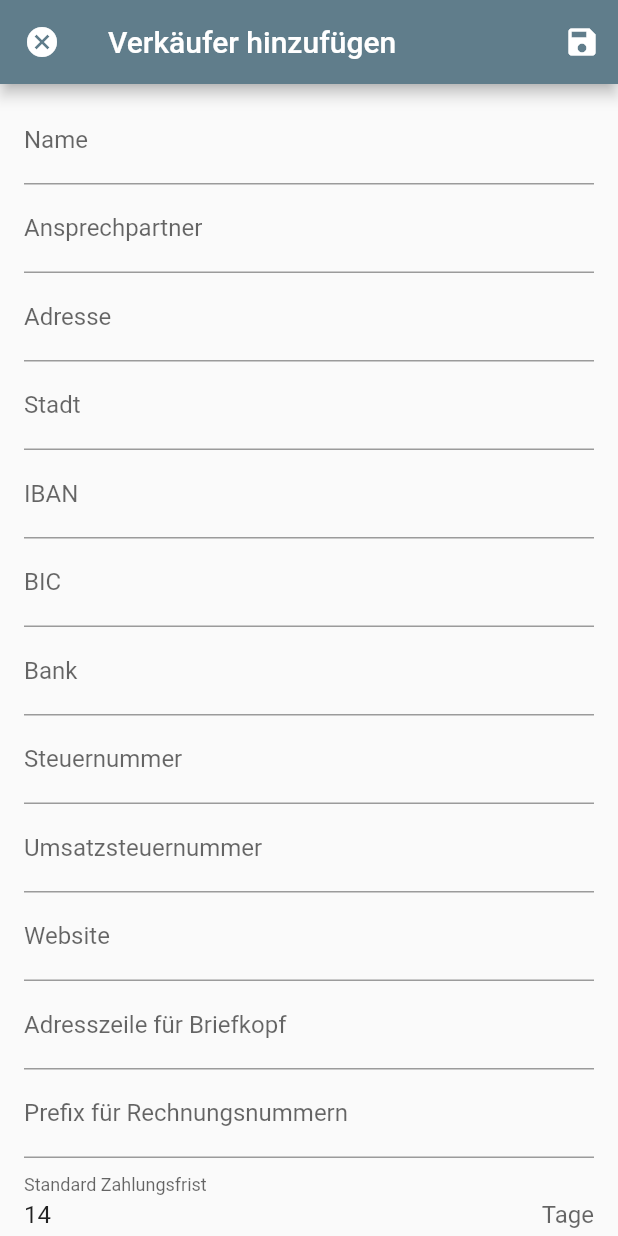
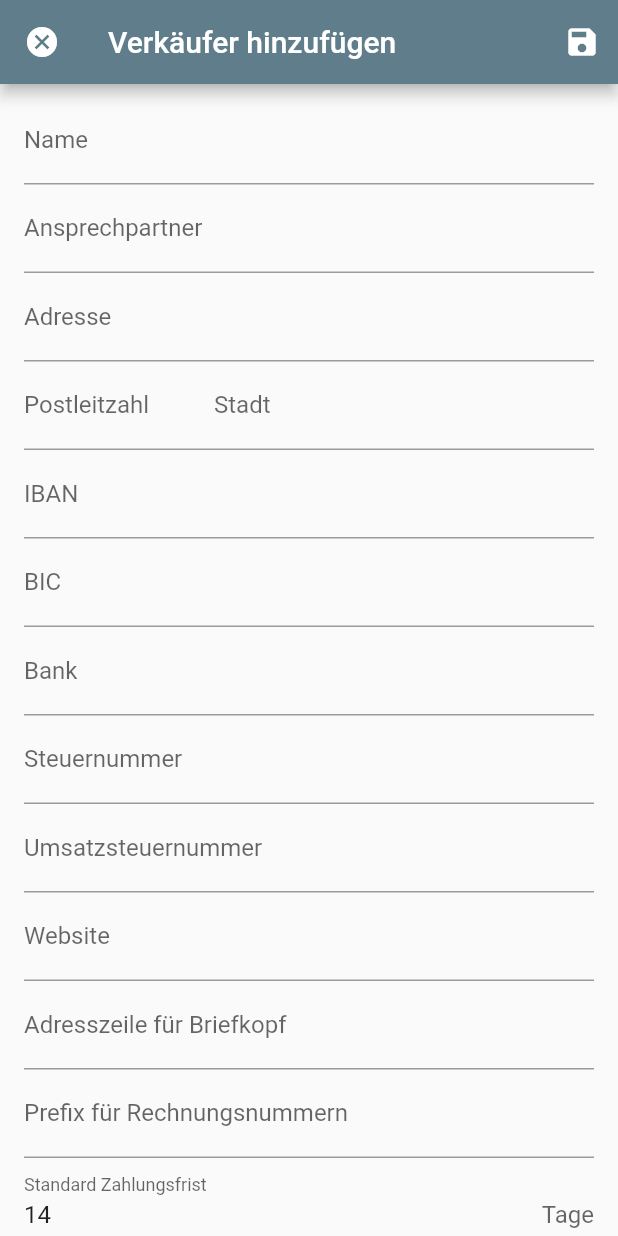
Before and after one commit to leontappe/bitter, a Flutter app: the VendorsPage screen opened by its route, after a tap on the "add" icon, on a phone screen of 412 x 824 dp. Run offline on Flutter 3.47's test engine with Material 2 defaults, Android fonts, the phone set to English and light mode, and no system bars; our stand-ins replace bloc, flutter_bloc, package_info, pdf; missing offline and left inert: file_chooser, mysql1; accounts and stored records are empty; statements that could not run were skipped.

Commit message:
add dedicated zip code to vendor adn improve from
Closes #28

```diff
--- a/lib/src/drafts/pdf_generator.dart
+++ b/lib/src/drafts/pdf_generator.dart
@@ -322,7 +322,8 @@ class PdfGenerator {
                   style: TextStyle(fontSize: fontSize, font: ttfSans, color: color)),
               Text(vendor.address,
                   style: TextStyle(fontSize: fontSize, font: ttfSans, color: color)),
-              Text(vendor.city, style: TextStyle(fontSize: fontSize, font: ttfSans, color: color)),
+              Text('${vendor.zipCode} ${vendor.city}',
+                  style: TextStyle(fontSize: fontSize, font: ttfSans, color: color)),
             ],
           ),
           Column(
--- a/lib/src/models/vendor.dart
+++ b/lib/src/models/vendor.dart
@@ -7,6 +7,7 @@ class Vendor {
   String name;
   String contact;
   String address;
+  int zipCode;
   String city;
   String iban;
   String bic;
@@ -30,6 +31,7 @@ class Vendor {
     @required this.name,
     @required this.contact,
     @required this.address,
+    @required this.zipCode,
     @required this.city,
     @required this.iban,
     @required this.bic,
@@ -49,6 +51,7 @@ class Vendor {
         name: null,
         contact: null,
         address: null,
+        zipCode: null,
         city: null,
         iban: null,
         bic: null,
@@ -64,6 +67,7 @@ class Vendor {
         name: map['name'].toString(),
         contact: map['contact'].toString(),
         address: map['address'].toString(),
+        zipCode: int.parse(map['zip_code'].toString()),
         city: map['city'].toString(),
         iban: map['iban'].toString(),
         bic: map['bic'].toString(),
@@ -85,6 +89,7 @@ class Vendor {
         'name': name,
         'contact': contact,
         'address': address,
+        'zip_code': zipCode,
         'city': city,
         'iban': iban,
         'bic': bic,
--- a/lib/src/repositories/vendor_repository.dart
+++ b/lib/src/repositories/vendor_repository.dart
@@ -55,7 +55,8 @@ class VendorRepository<T extends DatabaseProvider> {
         'name',
         'contact',
         'address',
-        'city',
+        'zip_code'
+            'city',
         'iban',
         'bic',
         'bank',
@@ -74,6 +75,7 @@ class VendorRepository<T extends DatabaseProvider> {
         'TEXT',
         'TEXT',
         'TEXT',
+        'INTEGER',
         'TEXT',
         'TEXT',
         'TEXT',
@@ -100,6 +102,7 @@ class VendorRepository<T extends DatabaseProvider> {
         false,
         false,
         false,
+        false,
         true,
         false,
         false,
--- a/lib/src/settings/vendors/vendor_page.dart
+++ b/lib/src/settings/vendors/vendor_page.dart
@@ -104,7 +104,30 @@ class _VendorPageState extends State<VendorPage> {
                         dirty = true;
                       },
                     ),
-                    TextFormField(
+                    Row(
+                      mainAxisSize: MainAxisSize.max,
+                      crossAxisAlignment: CrossAxisAlignment.center,
+                      children: [
+                        Expanded(
+                          flex: 1,
+                          child: TextFormField(
+                            expands: false,
+                            initialValue: newVendor.zipCode?.toString() ?? '',
+                            maxLines: 1,
+                            decoration: InputDecoration(labelText: 'Postleitzahl'),
+                            keyboardType: TextInputType.numberWithOptions(),
+                            validator: (input) => input.isEmpty ? 'Pflichtfeld' : null,
+                            onChanged: (String input) {
+                              newVendor.zipCode = int.parse(input);
+                              _formKey.currentState.validate();
+                              dirty = true;
+                            },
+                          ),
+                        ),
+                        Expanded(
+                          flex: 2,
+                          child: TextFormField(
+                            expands: false,
                             initialValue: newVendor.city,
                             maxLines: 1,
                             decoration: InputDecoration(labelText: 'Stadt'),
@@ -114,6 +137,9 @@ class _VendorPageState extends State<VendorPage> {
                               _formKey.currentState.validate();
                               dirty = true;
                             },
+                          ),
+                        ),
+                      ],
                     ),
                     TextFormField(
                       initialValue: newVendor.iban,
@@ -243,7 +269,8 @@ class _VendorPageState extends State<VendorPage> {
                     TextFormField(
                       initialValue: newVendor.userMessageLabel,
                       maxLines: 1,
-                      decoration: InputDecoration(labelText: 'Label für benutzerdefinierten Rechnungskommentar'),
+                      decoration: InputDecoration(
+                          labelText: 'Label für benutzerdefinierten Rechnungskommentar'),
                       onChanged: (String input) {
                         newVendor.userMessageLabel = input;
                         dirty = true;
--- a/lib/src/widgets/vendor_card.dart
+++ b/lib/src/widgets/vendor_card.dart
@@ -21,6 +21,7 @@ class VendorCard extends StatelessWidget {
             Text(vendor.name, style: Theme.of(context).textTheme.headline5),
             Text('Ansprechpartner: ${vendor.contact}'),
             Text('Adresse: ${vendor.address}'),
+            Text('Postleitzahl: ${vendor.zipCode}'),
             Text('Stadt: ${vendor.city}'),
             Text('IBAN: ${vendor.iban}'),
             Text('BIC: ${vendor.bic}'),
@@ -33,7 +34,8 @@ class VendorCard extends StatelessWidget {
             Text('Standard Zahlungsfrist: ${vendor.defaultDueDays} Tage'),
             Text('Standard Umsatzsteuer: ${vendor.defaultTax} %'),
             Text('Kopfzeilenbild: ${vendor.headerImage != null ? 'Vorhanden' : 'Nicht vorhanden'}'),
-            Text('Label für benutzerdefinierten Rechnungskommentar: ${vendor.userMessageLabel ?? 'Keins'}'),
+            Text(
+                'Label für benutzerdefinierten Rechnungskommentar: ${vendor.userMessageLabel ?? 'Keins'}'),
           ],
         ),
       ),
```
Also changed, not shown: lib/src/customers/customer_page.dart (+21 -6 lines). Lines whose indentation alone changed are shown as unchanged.
